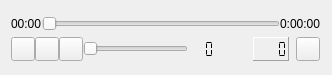
Old version of the form src/plugins/mmplayer/playerwindow.ui in the repository eyecu-im/eyecu-qt.
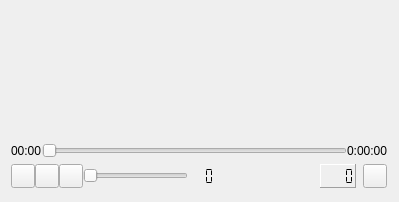
New version of the form. Custom widgets are drawn as their Qt base class.

```diff
--- a/src/plugins/mmplayer/playerwindow.ui
+++ b/src/plugins/mmplayer/playerwindow.ui
@@ -6,8 +6,8 @@
    <rect>
     <x>0</x>
     <y>0</y>
-    <width>332</width>
-    <height>75</height>
+    <width>399</width>
+    <height>202</height>
    </rect>
   </property>
   <property name="sizePolicy">
```
Left out of the diff: 6 changed lines with no effect on the pictures.
